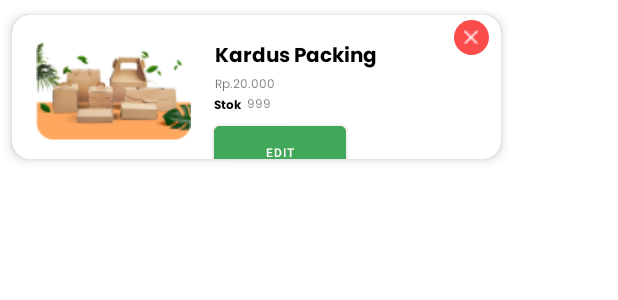
After one commit to ReCyclo-Bangkit-2023/ReCyclo-android, an Android app: the layout custom_card_dashboard.xml on its own in the app's theme, with its tools: preview values and no code run, on a phone screen of 412 x 824 dp. The commit adds this screen. Shown: the top 300 px of the screen. Run offline under Robolectric (Android 15) with nearby library versions, the light colour scheme and no system bars.

Commit message:
add card for dashboard

```diff
--- a/app/src/main/AndroidManifest.xml
+++ b/app/src/main/AndroidManifest.xml
@@ -16,6 +16,9 @@
         android:supportsRtl="true"
         android:theme="@style/Theme.ReCyclo"
         tools:targetApi="31">
+        <activity
+            android:name=".ui.dashboard.DashboardActivity"
+            android:exported="false" />
         <activity
             android:name=".ui.longlist.LonglistActivity"
             android:exported="false" />
--- /dev/null
+++ b/app/src/main/java/com/zeroone/recyclo/ui/dashboard/DashboardActivity.kt
@@ -0,0 +1,12 @@
+package com.zeroone.recyclo.ui.dashboard
+
+import androidx.appcompat.app.AppCompatActivity
+import android.os.Bundle
+import com.zeroone.recyclo.R
+
+class DashboardActivity : AppCompatActivity() {
+    override fun onCreate(savedInstanceState: Bundle?) {
+        super.onCreate(savedInstanceState)
+        setContentView(R.layout.activity_dashboard)
+    }
+}
--- /dev/null
+++ b/app/src/main/res/drawable/bg_bulet.xml
@@ -0,0 +1,19 @@
+<?xml version="1.0" encoding="utf-8"?>
+<vector
+    xmlns:android="http://schemas.android.com/apk/res/android"
+    xmlns:aapt="http://schemas.android.com/aapt"
+    android:width="23dp"
+    android:height="23dp"
+    android:viewportWidth="23"
+    android:viewportHeight="23"
+    >
+    <group>
+        <clip-path
+            android:pathData="M23 11.5C23 17.8513 17.8513 23 11.5 23C5.14873 23 0 17.8513 0 11.5C0 5.14873 5.14873 0 11.5 0C17.8513 0 23 5.14873 23 11.5Z"
+            />
+        <path
+            android:pathData="M0 0V23H23V0"
+            android:fillColor="#FB4C4C"
+            />
+    </group>
+</vector>
--- /dev/null
+++ b/app/src/main/res/layout/activity_dashboard.xml
@@ -0,0 +1,9 @@
+<?xml version="1.0" encoding="utf-8"?>
+<androidx.constraintlayout.widget.ConstraintLayout xmlns:android="http://schemas.android.com/apk/res/android"
+    xmlns:app="http://schemas.android.com/apk/res-auto"
+    xmlns:tools="http://schemas.android.com/tools"
+    android:layout_width="match_parent"
+    android:layout_height="match_parent"
+    tools:context=".ui.dashboard.DashboardActivity">
+
+</androidx.constraintlayout.widget.ConstraintLayout>
--- /dev/null
+++ b/app/src/main/res/layout/custom_card_dashboard.xml
@@ -0,0 +1,115 @@
+<?xml version="1.0" encoding="utf-8"?>
+<androidx.cardview.widget.CardView xmlns:android="http://schemas.android.com/apk/res/android"
+    xmlns:app="http://schemas.android.com/apk/res-auto"
+    xmlns:tools="http://schemas.android.com/tools"
+    android:id="@+id/card_view"
+    android:layout_width="342dp"
+    android:layout_height="116dp"
+    android:thicknessRatio="1.9"
+    app:cardCornerRadius="12dp"
+    app:cardElevation="4dp"
+    app:cardPreventCornerOverlap="true"
+    app:cardUseCompatPadding="true">
+
+    <androidx.constraintlayout.widget.ConstraintLayout
+        android:layout_width="match_parent"
+        android:layout_height="match_parent">
+
+        <ImageView
+            android:id="@+id/imageView8"
+            android:layout_width="wrap_content"
+            android:layout_height="wrap_content"
+            android:layout_marginStart="16dp"
+            app:layout_constraintBottom_toBottomOf="parent"
+            app:layout_constraintStart_toStartOf="parent"
+            app:layout_constraintTop_toTopOf="parent"
+            app:srcCompat="@drawable/dummy" />
+
+        <TextView
+            android:id="@+id/title_dashboard"
+            android:layout_width="wrap_content"
+            android:layout_height="wrap_content"
+            android:layout_marginStart="16dp"
+            android:layout_marginTop="16dp"
+            android:fontFamily="@font/poppins_bold"
+            android:text="Kardus Packing"
+            android:textColor="@color/black"
+            android:textSize="13sp"
+            app:layout_constraintStart_toEndOf="@+id/imageView8"
+            app:layout_constraintTop_toTopOf="parent" />
+
+        <TextView
+            android:id="@+id/price_dashboard"
+            android:layout_width="wrap_content"
+            android:layout_height="wrap_content"
+            android:layout_marginStart="16dp"
+            android:fontFamily="@font/poppins_regular"
+            android:text="Rp.20.000"
+            android:textSize="8sp"
+            app:layout_constraintStart_toEndOf="@+id/imageView8"
+            app:layout_constraintTop_toBottomOf="@+id/title_dashboard" />
+
+        <TextView
+            android:id="@+id/textView10"
+            android:layout_width="wrap_content"
+            android:layout_height="wrap_content"
+            android:layout_marginStart="15dp"
+            android:fontFamily="@font/poppins_bold"
+            android:text="Stok"
+            android:textColor="@color/black"
+            android:textSize="8sp"
+            app:layout_constraintStart_toEndOf="@+id/imageView8"
+            app:layout_constraintTop_toBottomOf="@+id/price_dashboard" />
+
+        <TextView
+            android:id="@+id/stok"
+            android:layout_width="wrap_content"
+            android:layout_height="wrap_content"
+            android:layout_marginStart="4dp"
+            android:fontFamily="@font/poppins_regular"
+            android:text="999"
+            android:textSize="8sp"
+            app:layout_constraintStart_toEndOf="@+id/textView10"
+            app:layout_constraintTop_toBottomOf="@+id/price_dashboard" />
+
+
+        <View
+            android:id="@+id/group_64"
+            android:layout_width="23dp"
+            android:layout_height="23dp"
+            android:layout_alignParentLeft="true"
+            android:layout_alignParentTop="true"
+            android:layout_marginTop="3dp"
+            android:layout_marginEnd="8dp"
+            android:background="@drawable/bg_bulet"
+            app:layout_constraintEnd_toEndOf="parent"
+            app:layout_constraintHorizontal_bias="1.0"
+            app:layout_constraintStart_toStartOf="parent"
+            app:layout_constraintTop_toTopOf="parent" >
+
+
+        </View>
+
+        <ImageView
+            android:id="@+id/imageView9"
+            android:layout_width="wrap_content"
+            android:layout_height="wrap_content"
+            android:layout_marginTop="10dp"
+            android:layout_marginEnd="15dp"
+            app:layout_constraintEnd_toEndOf="parent"
+            app:layout_constraintTop_toTopOf="parent"
+            app:srcCompat="@drawable/x" />
+
+        <Button
+            android:id="@+id/button2"
+            android:layout_width="wrap_content"
+            android:layout_height="wrap_content"
+            android:layout_marginStart="15dp"
+            android:backgroundTint="@color/main_green"
+            android:text="@string/cta_dashboard"
+            android:textSize="8sp"
+            app:layout_constraintStart_toEndOf="@+id/imageView8"
+            app:layout_constraintTop_toBottomOf="@+id/textView10"
+            app:rippleColor="@color/main_green" />
+    </androidx.constraintlayout.widget.ConstraintLayout>
+</androidx.cardview.widget.CardView>
--- a/app/src/main/res/values/strings.xml
+++ b/app/src/main/res/values/strings.xml
@@ -27,5 +27,7 @@
     <string name="hint_Search"><font size="13">Cari produk yang anda inginkan...</font></string>
     <string name="produk_terlaris">Produk Terlaris</string>
     <string name="title_product">Sampah Daur Ulang</string>
+    <string name="cta_dashboard"><font size="8">Edit</font></string>
+
 
 </resources>
```
Also changed, not shown: app/src/main/res/drawable/x.png (added).
